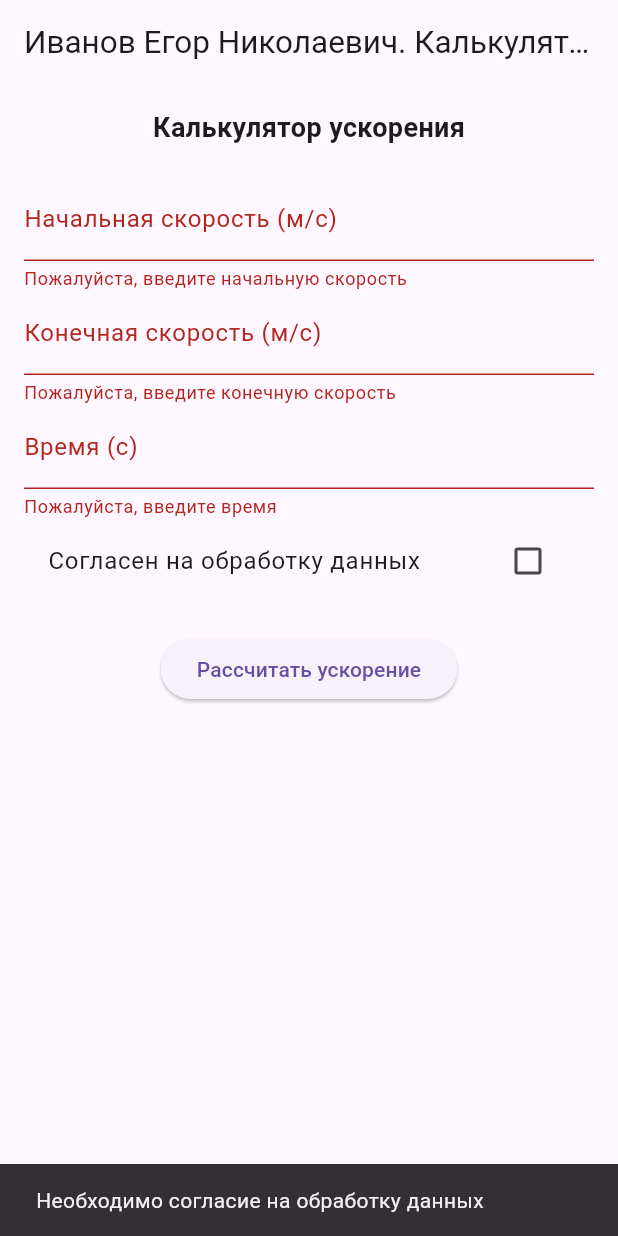
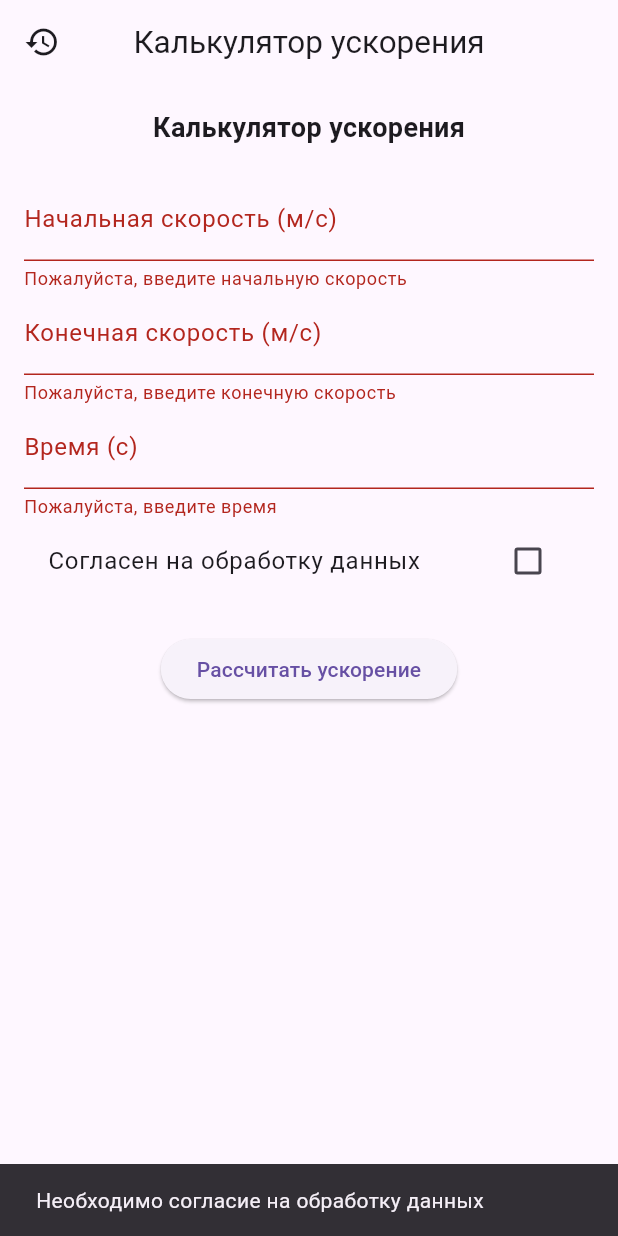
Before and after one commit to Eargosha/Application-development-on-Flutter, a Flutter app: the screen it shows after launch, after a tap on "Рассчитать ускорение", on a phone screen of 412 x 824 dp. Run offline on Flutter 3.47's test engine with Material 3 defaults, Android fonts, the phone set to English and light mode, and no system bars; our stand-ins replace flutter_bloc, sqflite; accounts and stored records are empty.

Commit message:
completed 5 lab

```diff
--- a/3-stLab/lib/main.dart
+++ b/3-stLab/lib/main.dart
@@ -1,6 +1,7 @@
 import 'package:flutter/material.dart';
 import 'package:flutter_bloc/flutter_bloc.dart';
-import 'package:inputs/pages/cubit/acceleration_cubit.dart';
+import 'package:inputs/pages/cubit/accelaration_cubit/acceleration_cubit.dart';
+import 'package:inputs/pages/cubit/history_cubit.dart/history_cubit.dart';
 
 import 'pages/screen_provider.dart';
 
@@ -11,11 +12,13 @@ void main() {
 class MainApp extends StatelessWidget {
   const MainApp({super.key});
 
-
   @override
   Widget build(BuildContext context) {
-    return BlocProvider(
-      create: (context) => AccelerationCubit(),
+    return MultiBlocProvider(
+      providers: [
+        BlocProvider(create: (context) => AccelerationCubit()),
+        BlocProvider(create: (context) => HistoryCubit()),
+      ],
       child: MaterialApp(
         debugShowCheckedModeBanner: false,
         title: 'Калькулятор ускорения',
--- /dev/null
+++ b/3-stLab/lib/pages/cubit/history_cubit.dart/history_state.dart
@@ -0,0 +1,22 @@
+// Состояния для HistoryCubit
+abstract class HistoryState {}
+
+// Инициализация
+class HistoryInitial extends HistoryState {}
+
+// Грузимся
+class HistoryLoading extends HistoryState {}
+
+// Загрузились
+class HistoryLoaded extends HistoryState {
+  final List<Map<String, dynamic>> calculations;
+
+  HistoryLoaded(this.calculations);
+}
+
+// Ашибочкааа
+class HistoryError extends HistoryState {
+  final String message;
+
+  HistoryError(this.message);
+}
--- a/3-stLab/lib/pages/screen_provider.dart
+++ b/3-stLab/lib/pages/screen_provider.dart
@@ -1,7 +1,8 @@
 import 'package:flutter/material.dart';
 import 'package:flutter_bloc/flutter_bloc.dart';
-import 'package:inputs/pages/cubit/acceleration_cubit.dart';
-import 'package:inputs/pages/cubit/acceleration_state.dart';
+import 'package:inputs/pages/cubit/accelaration_cubit/acceleration_cubit.dart';
+import 'package:inputs/pages/cubit/accelaration_cubit/acceleration_state.dart';
+import 'package:inputs/pages/history_screen.dart';
 import 'package:inputs/pages/widgets/first_screen.dart';
 
 import 'widgets/second_screen.dart';
@@ -17,19 +18,25 @@ class _ScreenProviderState extends State<ScreenProvider> {
     return Scaffold(
       appBar: AppBar(
         title: Text(
-          'Иванов Егор Николаевич. Калькулятор ускорения',
+          'Калькулятор ускорения',
           style: TextStyle(fontSize: 21),
         ),
         centerTitle: true,
+        leading: IconButton(
+          onPressed: () {
+            Navigator.of(context).push(
+              MaterialPageRoute(builder: (context) => const HistoryScreen()),
+            );
+          },
+          icon: Icon(Icons.history),
+        ),
       ),
       body: BlocBuilder<AccelerationCubit, AccelerationState>(
         builder: (context, state) {
           if (state is AccelerationInitial) {
             return FirstScreen();
           } else if (state is AccelerationCalculated) {
-            return SecondScreen(
-              acceleration: state.acceleration,
-            );
+            return SecondScreen(acceleration: state.acceleration);
           } else if (state is AccelerationError) {
             return Center(
               child: Text(
--- a/3-stLab/lib/pages/widgets/first_screen.dart
+++ b/3-stLab/lib/pages/widgets/first_screen.dart
@@ -1,6 +1,6 @@
 import 'package:flutter/material.dart';
 import 'package:flutter_bloc/flutter_bloc.dart';
-import 'package:inputs/pages/cubit/acceleration_cubit.dart';
+import 'package:inputs/pages/cubit/accelaration_cubit/acceleration_cubit.dart';
 
 // Виджеты для body ввода данных
 class FirstScreen extends StatefulWidget {
@@ -107,11 +107,20 @@ class _FirstScreenState extends State<FirstScreen> {
                     final finalSpeed = double.parse(_finalSpeedField.text);
                     final time = double.parse(_timeField.text);
 
-                    context.read<AccelerationCubit>().calculateAcceleration(
-                      initialSpeed,
-                      finalSpeed,
-                      time,
-                    );
+                    // Сохраняем в БД и тут же вычисляем
+                    context.read<AccelerationCubit>().saveToDB({
+                      "initialSpeed": initialSpeed,
+                      "finalSpeed": finalSpeed,
+                      "time": time,
+                      "acceleration": context
+                          .read<AccelerationCubit>()
+                          .calculateAcceleration(
+                            initialSpeed,
+                            finalSpeed,
+                            time,
+                          ),
+                      "timestamp": DateTime.now().toString(),
+                    });
                   } else if (!isAgreed) {
                     ScaffoldMessenger.of(context).showSnackBar(
                       SnackBar(
--- a/3-stLab/lib/pages/widgets/second_screen.dart
+++ b/3-stLab/lib/pages/widgets/second_screen.dart
@@ -1,6 +1,6 @@
 import 'package:flutter/material.dart';
 import 'package:flutter_bloc/flutter_bloc.dart';
-import 'package:inputs/pages/cubit/acceleration_cubit.dart';
+import 'package:inputs/pages/cubit/accelaration_cubit/acceleration_cubit.dart';
 
 class SecondScreen extends StatelessWidget {
   SecondScreen({required this.acceleration});
@@ -11,6 +11,7 @@ class SecondScreen extends StatelessWidget {
   Widget build(BuildContext context) {
     return Padding(
       padding: const EdgeInsets.all(16.0),
+      child: Center(
         child: Column(
           mainAxisAlignment: MainAxisAlignment.center,
           children: [
@@ -27,7 +28,7 @@ class SecondScreen extends StatelessWidget {
             ),
             const SizedBox(height: 40),
             SizedBox(
-            width: double.infinity,
+              width: 100,
               child: ElevatedButton(
                 onPressed: () {
                   context.read<AccelerationCubit>().erraseState();
@@ -40,6 +41,7 @@ class SecondScreen extends StatelessWidget {
             ),
           ],
         ),
+      ),
     );
   }
 }
--- a/3-stLab/pubspec.yaml
+++ b/3-stLab/pubspec.yaml
@@ -10,6 +10,9 @@ dependencies:
   flutter:
     sdk: flutter
   flutter_bloc: ^7.2.0
+  sqflite: ^2.0.0+4
+  path_provider: ^2.0.11
+  intl:
 
 dev_dependencies:
   flutter_test:
```
Also changed, not shown: 3-stLab/lib/database_provider.dart (added, +101 -0 lines), 3-stLab/lib/pages/cubit/accelaration_cubit/acceleration_cubit.dart (renamed from 3-stLab/lib/pages/cubit/acceleration_cubit.dart, +10 -2 lines), 3-stLab/lib/pages/cubit/history_cubit.dart/history_cubit.dart (added, +42 -0 lines), 3-stLab/lib/pages/history_screen.dart (added, +116 -0 lines), 3-stLab/lib/pages/cubit/accelaration_cubit/acceleration_state.dart (renamed from 3-stLab/lib/pages/cubit/acceleration_state.dart), 3-stLab/pubspec.lock, 2 other files. Lines whose indentation alone changed are shown as unchanged.
